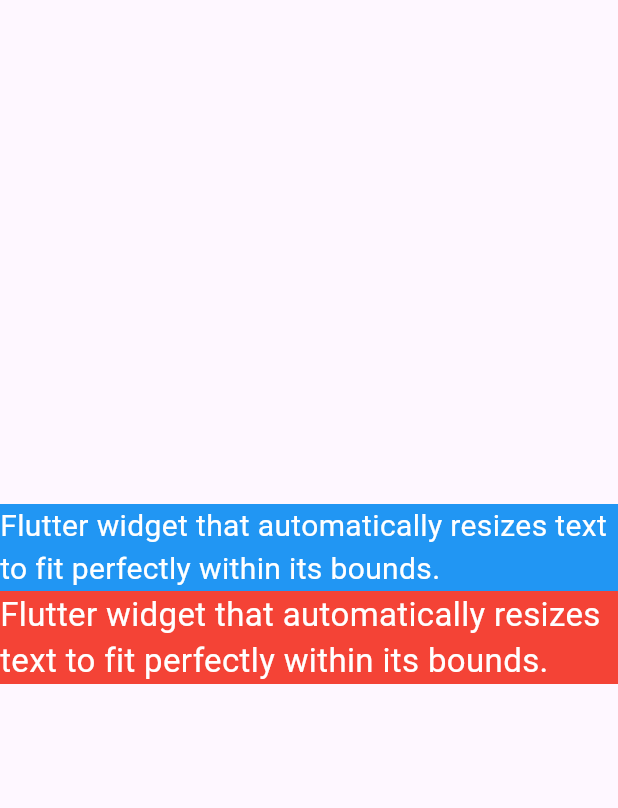
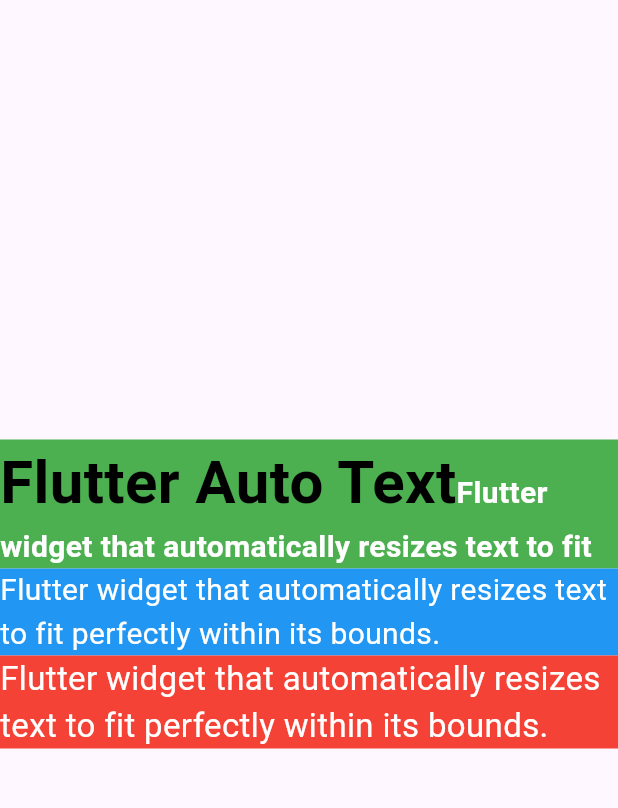
Before and after one commit to alhasann351/auto_size_text, a Flutter app: the screen it shows after launch, on a phone screen of 412 x 824 dp, the part 66-874 px from its top. Run offline on Flutter 3.47's test engine with Material 3 defaults, Android fonts, the phone set to English and light mode, and no system bars; drawn by our look-alikes of auto_size_text.

Commit message:
AutoSizeText with rich apply

```diff
--- a/lib/main.dart
+++ b/lib/main.dart
@@ -44,6 +44,44 @@ class _MyHomePageState extends State<MyHomePage> {
         mainAxisAlignment: MainAxisAlignment.center,
         children: [
           Container(
+            color: Colors.green,
+            child: const AutoSizeText.rich(
+              //maxFontSize: 40,
+              //minFontSize: 14,
+                presetFontSizes: [40, 20, 14],
+                maxLines: 2,
+              TextSpan(
+                text: 'Flutter Auto Text',
+                style: TextStyle(
+                  color: Colors.black,
+                  fontSize: 40,
+                  fontWeight: FontWeight.bold,
+                ),
+                children: [
+                  TextSpan(
+                    text: 'Flutter widget that automatically resizes text to fit perfectly within its bounds.',
+                    style: TextStyle(
+                      fontSize: 20,
+                      color: Colors.white,
+                    ),
+                  ),
+                ],
+              )
+              //group: myGroup,
+              //maxLines: 2,
+              //overflow: TextOverflow.ellipsis,
+              //stepGranularity: 20,
+              //minFontSize: 20,
+              //maxFontSize: 60,
+              //presetFontSizes: [40, 20, 14],
+              //'Flutter widget that automatically resizes text to fit perfectly within its bounds.',
+              //style: TextStyle(
+                //fontSize: 60,
+                //color: Colors.white,
+              //),
+            ),
+          ),
+          Container(
             color: Colors.blue,
             child: const AutoSizeText(
               //group: myGroup,
```
